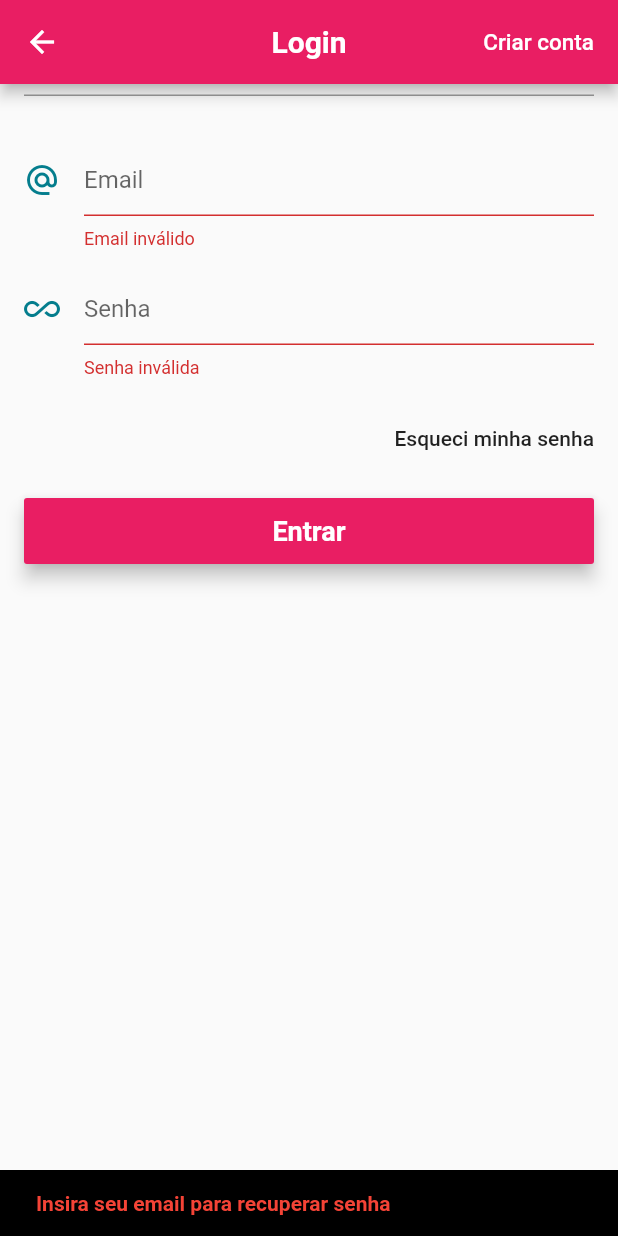
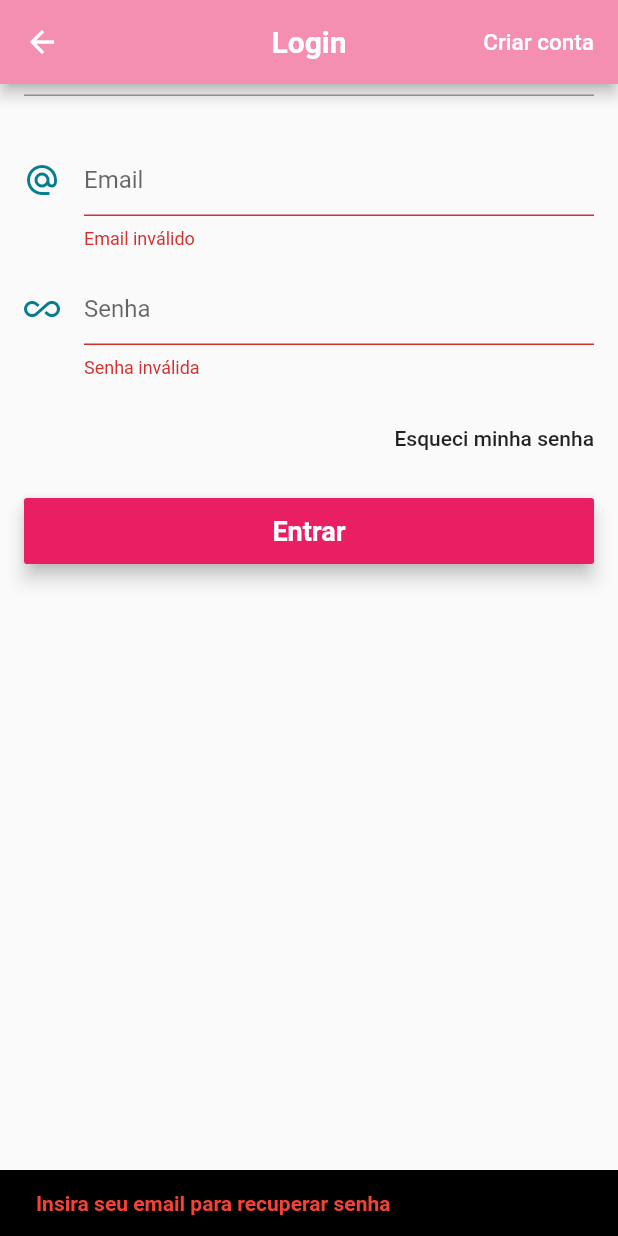
Before and after one commit to ravelinejunior/ecommerce_app, a Flutter app: the LoginScreen screen opened directly, after a tap on "Entrar", after a tap on "Esqueci minha senha", on a phone screen of 412 x 824 dp. Run offline on Flutter 3.47's test engine with Material 2 defaults, Android fonts, the phone set to English and light mode, and no system bars; our stand-ins replace carousel_pro, cloud_firestore, firebase_auth, transparent_image; accounts and stored records are empty; network calls fail.

```diff
--- a/lib/model/user_model.dart
+++ b/lib/model/user_model.dart
@@ -81,10 +81,6 @@ class UserModel extends Model {
       isLoading = false;
       notifyListeners();
     });
-
-    //após carregar notificar que não está mais carregando
-    isLoading = false;
-    notifyListeners();
   }
 
 //recuperar senha
--- a/lib/screens/home_screen.dart
+++ b/lib/screens/home_screen.dart
@@ -1,5 +1,6 @@
 import 'package:ecommerce_app/tabs/home_tab.dart';
 import 'package:ecommerce_app/tabs/orders_tab.dart';
+import 'package:ecommerce_app/tabs/places_tab.dart';
 import 'package:ecommerce_app/tabs/products_tab.dart';
 import 'package:ecommerce_app/widgets/cart_button.dart';
 import 'package:ecommerce_app/widgets/custom_drawer.dart';
@@ -28,6 +29,16 @@ class HomeScreen extends StatelessWidget {
           body: ProductsTab(),
           floatingActionButton: CartButton(),
         ),
+        //lojas
+        Scaffold(
+          appBar: AppBar(
+            title: Text("Lojas"),
+            centerTitle: true,
+            backgroundColor: Colors.red[300],
+          ),
+          body: PlacesTab(),
+          drawer: CustomDrawer(_pageController),
+        ),
         Scaffold(
           appBar: AppBar(
             title: Text("Meus pedidos"),
@@ -36,7 +47,7 @@ class HomeScreen extends StatelessWidget {
           ),
           body: OrdersTab(),
           drawer: CustomDrawer(_pageController),
-        )
+        ),
       ],
     );
   }
--- a/lib/screens/login_screen.dart
+++ b/lib/screens/login_screen.dart
@@ -26,7 +26,7 @@ class _LoginScreenState extends State<LoginScreen> {
       extendBodyBehindAppBar: true,
       //APPBAR WIDGET
       appBar: AppBar(
-        backgroundColor: Colors.pink,
+        backgroundColor: Colors.pink[200],
         title: Text(
           "Login",
           style: TextStyle(color: Colors.white, fontWeight: FontWeight.bold),
@@ -184,25 +184,24 @@ class _LoginScreenState extends State<LoginScreen> {
   }
 
   void _onSucess() {
-    Center(
-        child: CircularProgressIndicator(
-      valueColor: AlwaysStoppedAnimation<Color>(Colors.pink),
-    ));
-    Future.delayed(Duration(seconds: 3));
+    _scaffoldKey.currentState.showSnackBar(
+      SnackBar(
+        content: Text("Acesso permitido.",
+            style: TextStyle(fontWeight: FontWeight.bold, fontSize: 16.0)),
+        duration: Duration(seconds: 3),
+        backgroundColor: Colors.greenAccent,
+      ),
+    );
+
     Navigator.of(context).pop();
   }
 
   void _onFailure() {
-    Center(
-        child: CircularProgressIndicator(
-      valueColor: AlwaysStoppedAnimation<Color>(Colors.pink),
-    ));
-    Future.delayed(Duration(seconds: 3));
     _scaffoldKey.currentState.showSnackBar(SnackBar(
-      content: Text("Falha ao logar",
+      backgroundColor: Colors.white,
+      content: Text("Verifique sua senha e email",
           style: TextStyle(
               color: Colors.red, fontWeight: FontWeight.bold, fontSize: 16.0)),
-      backgroundColor: Colors.black,
       duration: Duration(seconds: 3),
     ));
   }
--- a/lib/screens/signup_screen.dart
+++ b/lib/screens/signup_screen.dart
@@ -196,6 +196,7 @@ class _SignUpScreenState extends State<SignUpScreen> {
     //sair da tela apos criação
     Future.delayed(Duration(seconds: 3)).then((_) {
       Navigator.of(context).pop();
+      Navigator.of(context).pop();
     });
   }
 
--- a/lib/tiles/order_tile.dart
+++ b/lib/tiles/order_tile.dart
@@ -74,10 +74,10 @@ class OrderTile extends StatelessWidget {
     //percorrer pedidos
     for (LinkedHashMap p in snapshot.data['products']) {
       text +=
-          "${p['quantity']} x ${p["product"]["title"]} (R\$ ${p["product"]["price"].toStringAsFixed(2)})\n ";
+          "${p['quantity']} x ${p["product"]["title"]} (R\$ ${p["product"]["price"].toStringAsFixed(2)})\n";
     }
 
-    text += "Total: R\$ ${snapshot.data["totalPrice"].toStringAsFixed(2)}\n ";
+    text += "Total: R\$ ${snapshot.data["totalPrice"].toStringAsFixed(2)}\n";
     //#TODO adicionar uma data
     return text;
   }
--- a/lib/widgets/custom_drawer.dart
+++ b/lib/widgets/custom_drawer.dart
@@ -114,10 +114,8 @@ class CustomDrawer extends StatelessWidget {
               ),
               DrawerTile(Icons.home, "Home", pageController, 0),
               DrawerTile(Icons.category, "Categorias", pageController, 1),
-              DrawerTile(Icons.list, "Produtos", pageController, 2),
-              DrawerTile(Icons.location_on, "Lojas", pageController, 3),
-              DrawerTile(
-                  Icons.featured_play_list, "Meus pedidos", pageController, 4),
+              DrawerTile(Icons.list, "Lojas", pageController, 2),
+              DrawerTile(Icons.location_on, "Meus Pedidos", pageController, 3),
             ],
           ),
         ],
```
Also changed, not shown: lib/tabs/places_tab.dart (added, +27 -0 lines), lib/tiles/place_tile.dart (added, +78 -0 lines).
